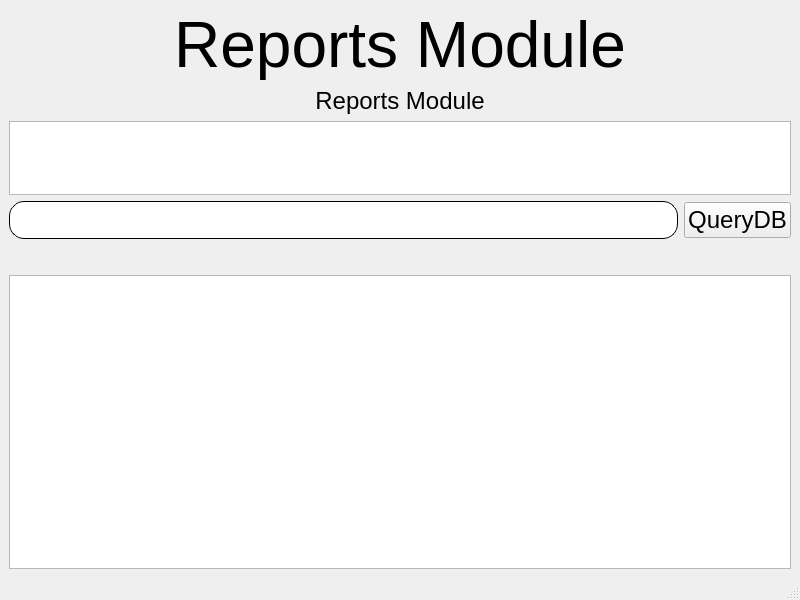
This is Reports/mainwindow.ui in git4sangar/SGNFitnessGym as Qt 5 draws it before an edit. The edited form follows.
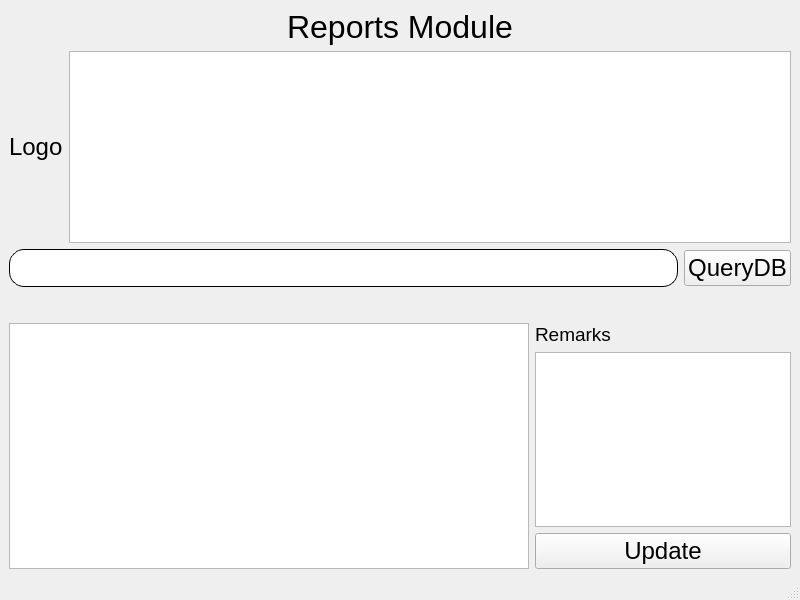
This is the edited form.

Commit message: Trimming, Updating Remarks

```diff
--- a/Reports/mainwindow.ui
+++ b/Reports/mainwindow.ui
@@ -14,31 +14,16 @@
    <string>Reports</string>
   </property>
   <widget class="QWidget" name="centralwidget">
-   <layout class="QHBoxLayout" name="horizontalLayout_3">
+   <layout class="QHBoxLayout" name="horizontalLayout_4">
     <item>
      <layout class="QHBoxLayout" name="horizontalLayout">
       <item>
        <layout class="QVBoxLayout" name="verticalLayout">
-        <item>
-         <widget class="QLabel" name="lblLogo">
-          <property name="font">
-           <font>
-            <pointsize>48</pointsize>
-           </font>
-          </property>
-          <property name="text">
-           <string>Reports Module</string>
-          </property>
-          <property name="alignment">
-           <set>Qt::AlignCenter</set>
-          </property>
-         </widget>
-        </item>
         <item>
          <widget class="QLabel" name="label">
           <property name="font">
            <font>
-            <pointsize>18</pointsize>
+            <pointsize>24</pointsize>
            </font>
           </property>
           <property name="text">
@@ -46,15 +31,42 @@
           </property>
           <property name="alignment">
            <set>Qt::AlignCenter</set>
+          </property>
+         </widget>
+        </item>
+        <item>
+         <layout class="QHBoxLayout" name="horizontalLayout_3">
+          <property name="sizeConstraint">
+           <enum>QLayout::SetDefaultConstraint</enum>
+          </property>
+         </layout>
+        </item>
+        <item>
+         <layout class="QHBoxLayout" name="horizontalLayout_6">
+          <item>
+           <widget class="QLabel" name="lblLogo">
+            <property name="sizePolicy">
+             <sizepolicy hsizetype="Expanding" vsizetype="Preferred">
+              <horstretch>0</horstretch>
+              <verstretch>0</verstretch>
+             </sizepolicy>
+            </property>
+            <property name="font">
+             <font>
+              <pointsize>18</pointsize>
+             </font>
+            </property>
+            <property name="text">
+             <string>Logo</string>
           </property>
          </widget>
         </item>
         <item>
          <widget class="QTableWidget" name="tblWdgtQuery">
           <property name="sizePolicy">
-           <sizepolicy hsizetype="Expanding" vsizetype="Expanding">
-            <horstretch>0</horstretch>
-            <verstretch>1</verstretch>
+             <sizepolicy hsizetype="Expanding" vsizetype="Fixed">
+              <horstretch>1</horstretch>
+              <verstretch>0</verstretch>
            </sizepolicy>
           </property>
           <property name="font">
@@ -62,25 +74,18 @@
             <pointsize>16</pointsize>
            </font>
           </property>
-          <property name="editTriggers">
-           <set>QAbstractItemView::NoEditTriggers</set>
-          </property>
-          <property name="alternatingRowColors">
-           <bool>true</bool>
-          </property>
-          <property name="selectionMode">
-           <enum>QAbstractItemView::SingleSelection</enum>
-          </property>
-         </widget>
-        </item>
+           </widget>
+          </item>
+         </layout>
+        </item>
         <item>
-         <layout class="QHBoxLayout" name="horizontalLayout_2">
+         <layout class="QHBoxLayout" name="horizontalLayout_2" stretch="0,0">
           <item>
            <widget class="QLineEdit" name="lnEdtQuery">
             <property name="sizePolicy">
              <sizepolicy hsizetype="Expanding" vsizetype="Fixed">
               <horstretch>3</horstretch>
-              <verstretch>0</verstretch>
+              <verstretch>1</verstretch>
              </sizepolicy>
             </property>
             <property name="styleSheet">
@@ -96,6 +101,12 @@
           </item>
           <item>
            <widget class="QPushButton" name="btnQuery">
+            <property name="sizePolicy">
+             <sizepolicy hsizetype="Expanding" vsizetype="Fixed">
+              <horstretch>0</horstretch>
+              <verstretch>1</verstretch>
+             </sizepolicy>
+            </property>
             <property name="font">
              <font>
               <pointsize>18</pointsize>
@@ -110,6 +121,12 @@
         </item>
         <item>
          <widget class="QLabel" name="lblStatus">
+          <property name="sizePolicy">
+           <sizepolicy hsizetype="Expanding" vsizetype="Fixed">
+            <horstretch>0</horstretch>
+            <verstretch>0</verstretch>
+           </sizepolicy>
+          </property>
           <property name="font">
            <font>
             <pointsize>16</pointsize>
@@ -121,11 +138,13 @@
          </widget>
         </item>
         <item>
+         <layout class="QHBoxLayout" name="horizontalLayout_5">
+          <item>
          <widget class="QTableWidget" name="tblWdgtReport">
           <property name="sizePolicy">
            <sizepolicy hsizetype="Expanding" vsizetype="Expanding">
-            <horstretch>0</horstretch>
-            <verstretch>4</verstretch>
+              <horstretch>1</horstretch>
+              <verstretch>0</verstretch>
            </sizepolicy>
           </property>
           <property name="font">
@@ -149,6 +168,57 @@
            <bool>true</bool>
           </attribute>
          </widget>
+          </item>
+          <item>
+           <layout class="QVBoxLayout" name="verticalLayout_2">
+            <item>
+             <widget class="QLabel" name="label_2">
+              <property name="sizePolicy">
+               <sizepolicy hsizetype="Expanding" vsizetype="Fixed">
+                <horstretch>0</horstretch>
+                <verstretch>0</verstretch>
+               </sizepolicy>
+              </property>
+              <property name="font">
+               <font>
+                <pointsize>14</pointsize>
+               </font>
+              </property>
+              <property name="text">
+               <string>Remarks</string>
+              </property>
+             </widget>
+            </item>
+            <item>
+             <widget class="QTextEdit" name="txtEdtRemarks">
+              <property name="sizePolicy">
+               <sizepolicy hsizetype="Expanding" vsizetype="Expanding">
+                <horstretch>0</horstretch>
+                <verstretch>0</verstretch>
+               </sizepolicy>
+              </property>
+              <property name="font">
+               <font>
+                <pointsize>14</pointsize>
+               </font>
+              </property>
+             </widget>
+            </item>
+            <item>
+             <widget class="QPushButton" name="btnUpdate">
+              <property name="font">
+               <font>
+                <pointsize>18</pointsize>
+               </font>
+              </property>
+              <property name="text">
+               <string>Update</string>
+              </property>
+             </widget>
+            </item>
+           </layout>
+          </item>
+         </layout>
         </item>
        </layout>
       </item>
```
Left out of the diff: 3 changed lines with no effect on the pictures. Lines whose indentation alone changed are shown as unchanged. The commit also changes 10 other files.
